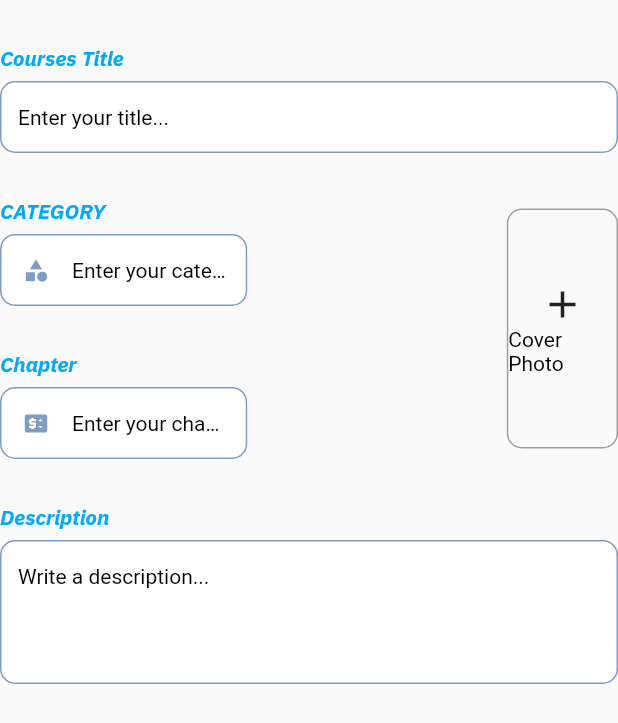
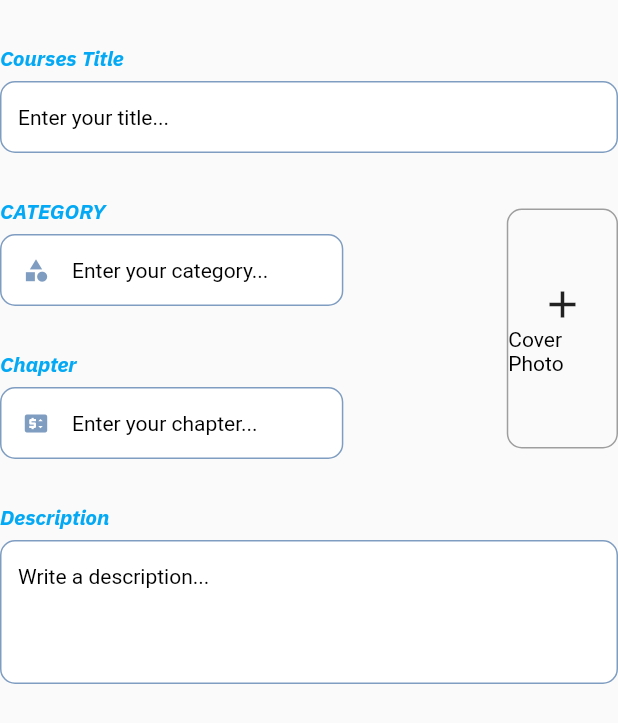
Before and after one commit to Khawar101/eduacation_flutter_web, a Flutter app: the UploadView_1 widget shown alone on an empty page, opened directly, on a phone screen of 412 x 824 dp. Shown: the top 723 px of the screen. Run offline on Flutter 3.47's test engine with Material 2 defaults, Android fonts, the phone set to English and light mode, and no system bars; our stand-ins replace cloud_firestore, firebase_auth, firebase_core, firebase_storage, fl_chart, google_fonts and 8 more; missing offline and left inert: dart:html, email_otp; accounts and stored records are empty; network calls fail.

Commit message:
cover upload

```diff
--- a/lib/ui/views/courses/upload_courses/upload_view_1.dart
+++ b/lib/ui/views/courses/upload_courses/upload_view_1.dart
@@ -66,7 +66,7 @@ class UploadView_1 extends StackedView<UploadCoursesViewModel> {
                     Icons.category,
                     color: const Color(0xff4873a6).withOpacity(0.7),
                   ),
-                  width: width / 2.5,
+                  width: width / 1.8,
                   hintText: 'Enter your category...',
                 ),
                 const SizedBox(height: 30),
@@ -76,7 +76,7 @@ class UploadView_1 extends StackedView<UploadCoursesViewModel> {
                   onChanged: (s) {
                     viewModel.getChapterValue(s);
                   },
-                  width: width / 2.5,
+                  width: width / 1.8,
                   prefix: Icon(
                     Icons.price_change,
                     color: const Color(0xff4873a6).withOpacity(0.7),
@@ -85,7 +85,10 @@ class UploadView_1 extends StackedView<UploadCoursesViewModel> {
                 ),
               ],
             ),
-            coverBtn(0, "", () {}, context),
+            coverBtn(viewModel.coursesService.progressshow,
+                viewModel.coursesService.courseData.coverPic, () {
+              viewModel.addCoverPhoto();
+            }, context),
           ],
         ),
         const SizedBox(height: 30),
@@ -124,7 +127,7 @@ Widget coverBtn(progress, url, fun, context) {
     child: Container(
       decoration: BoxDecoration(
           borderRadius: BorderRadius.circular(10),
-          image: url != ""
+          image: url != null
               ? DecorationImage(image: NetworkImage(url), fit: BoxFit.cover)
               : null,
           border: Border.all(
@@ -133,8 +136,9 @@ Widget coverBtn(progress, url, fun, context) {
           )),
       height: 160,
       width: MediaQuery.of(context).size.width * 0.18,
-      child: url == ""
-          ? Column(
+      child: url != null
+          ? null
+          : Column(
               crossAxisAlignment: CrossAxisAlignment.center,
               mainAxisAlignment: MainAxisAlignment.center,
               children: [
@@ -152,8 +156,7 @@ Widget coverBtn(progress, url, fun, context) {
                         ],
                       ),
               ],
-            )
-          : null,
+            ),
     ),
   );
 }
```
Also changed, not shown: lib/services/courses_service.dart (+12 -8 lines), lib/ui/views/courses/upload_courses/upload_courses_viewmodel.dart (+9 -5 lines).
